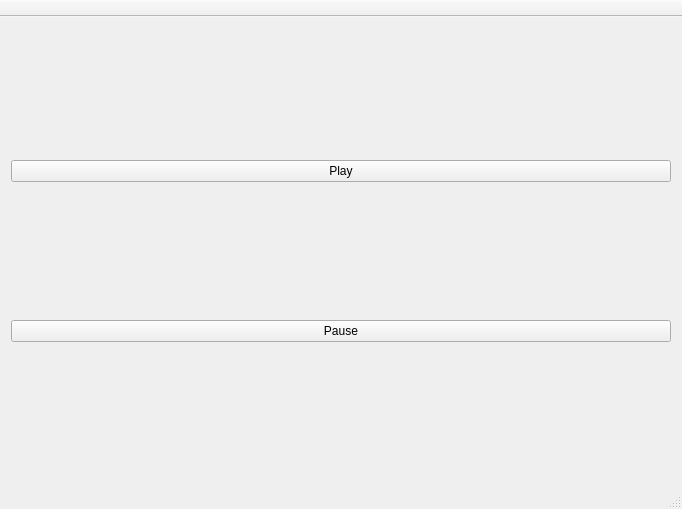
Qt form courses/prog_base_3/project/qSynth/mainwindow.ui (k-gregory/OP_repo) before a commit.
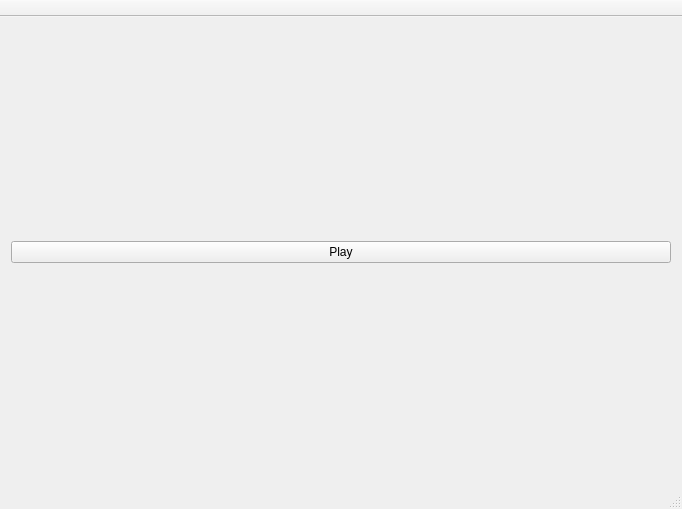
The same form after that commit.

Commit message: Work with play/pause + buttons

Patch:
```diff
--- a/courses/prog_base_3/project/qSynth/mainwindow.ui
+++ b/courses/prog_base_3/project/qSynth/mainwindow.ui
@@ -24,13 +24,6 @@
         </property>
        </widget>
       </item>
-      <item>
-       <widget class="QPushButton" name="pauseButton">
-        <property name="text">
-         <string>Pause</string>
-        </property>
-       </widget>
-      </item>
      </layout>
     </item>
    </layout>
```
Left out of the diff: 2 changed lines with no effect on the pictures. The commit also changes 5 other files.
